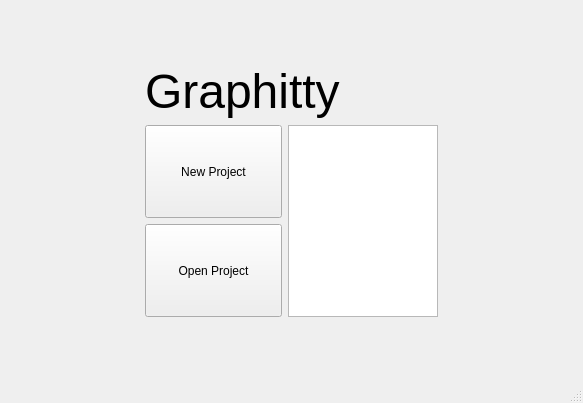
Old version of the form Graphitty/startview.ui in the repository ultradr3mer/Graphitty.
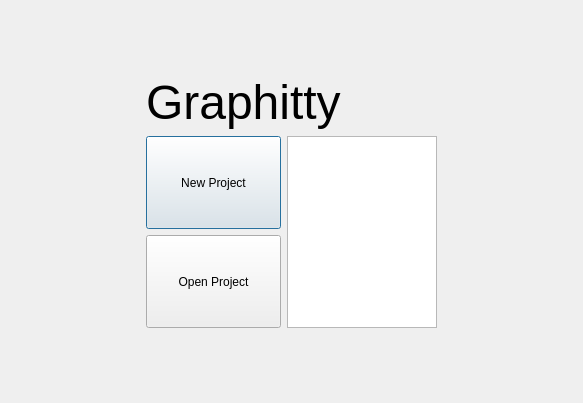
New version of the form.

The edit to the form file:
```diff
--- a/Graphitty/startview.ui
+++ b/Graphitty/startview.ui
@@ -1,7 +1,7 @@
 <?xml version="1.0" encoding="UTF-8"?>
 <ui version="4.0">
  <class>StartView</class>
- <widget class="QMainWindow" name="StartView">
+ <widget class="QDialog" name="StartView">
   <property name="geometry">
    <rect>
     <x>0</x>
@@ -13,63 +13,7 @@
   <property name="windowTitle">
    <string>StartView</string>
   </property>
-  <widget class="QWidget" name="centralwidget">
-   <layout class="QGridLayout" name="gridLayout">
-    <item row="3" column="1">
-     <widget class="QPushButton" name="openProject">
-      <property name="sizePolicy">
-       <sizepolicy hsizetype="Expanding" vsizetype="Expanding">
-        <horstretch>0</horstretch>
-        <verstretch>0</verstretch>
-       </sizepolicy>
-      </property>
-      <property name="maximumSize">
-       <size>
-        <width>150</width>
-        <height>16777215</height>
-       </size>
-      </property>
-      <property name="text">
-       <string>Open Project</string>
-      </property>
-     </widget>
-    </item>
-    <item row="2" column="2" rowspan="2">
-     <widget class="QListView" name="listView">
-      <property name="maximumSize">
-       <size>
-        <width>150</width>
-        <height>16777215</height>
-       </size>
-      </property>
-     </widget>
-    </item>
-    <item row="1" column="0">
-     <spacer name="horizontalSpacer_2">
-      <property name="orientation">
-       <enum>Qt::Horizontal</enum>
-      </property>
-      <property name="sizeHint" stdset="0">
-       <size>
-        <width>40</width>
-        <height>20</height>
-       </size>
-      </property>
-     </spacer>
-    </item>
-    <item row="0" column="1">
-     <spacer name="verticalSpacer">
-      <property name="orientation">
-       <enum>Qt::Vertical</enum>
-      </property>
-      <property name="sizeHint" stdset="0">
-       <size>
-        <width>20</width>
-        <height>40</height>
-       </size>
-      </property>
-     </spacer>
-    </item>
+  <layout class="QGridLayout" name="gridLayout_2">
     <item row="2" column="1">
      <widget class="QPushButton" name="newProject">
       <property name="sizePolicy">
@@ -89,6 +33,55 @@
       </property>
      </widget>
     </item>
+   <item row="2" column="2" rowspan="2">
+    <widget class="QListView" name="listView">
+     <property name="maximumSize">
+      <size>
+       <width>150</width>
+       <height>16777215</height>
+      </size>
+     </property>
+    </widget>
+   </item>
+   <item row="2" column="0">
+    <spacer name="horizontalSpacer_2">
+     <property name="orientation">
+      <enum>Qt::Horizontal</enum>
+     </property>
+     <property name="sizeHint" stdset="0">
+      <size>
+       <width>40</width>
+       <height>20</height>
+      </size>
+     </property>
+    </spacer>
+   </item>
+   <item row="2" column="3">
+    <spacer name="horizontalSpacer">
+     <property name="orientation">
+      <enum>Qt::Horizontal</enum>
+     </property>
+     <property name="sizeHint" stdset="0">
+      <size>
+       <width>40</width>
+       <height>20</height>
+      </size>
+     </property>
+    </spacer>
+   </item>
+   <item row="4" column="1">
+    <spacer name="verticalSpacer_2">
+     <property name="orientation">
+      <enum>Qt::Vertical</enum>
+     </property>
+     <property name="sizeHint" stdset="0">
+      <size>
+       <width>20</width>
+       <height>40</height>
+      </size>
+     </property>
+    </spacer>
+   </item>
     <item row="1" column="1" colspan="2">
      <widget class="QLabel" name="label">
       <property name="font">
@@ -104,21 +97,8 @@
       </property>
      </widget>
     </item>
-    <item row="1" column="3">
-     <spacer name="horizontalSpacer">
-      <property name="orientation">
-       <enum>Qt::Horizontal</enum>
-      </property>
-      <property name="sizeHint" stdset="0">
-       <size>
-        <width>40</width>
-        <height>20</height>
-       </size>
-      </property>
-     </spacer>
-    </item>
-    <item row="4" column="1">
-     <spacer name="verticalSpacer_2">
+   <item row="0" column="1">
+    <spacer name="verticalSpacer">
       <property name="orientation">
        <enum>Qt::Vertical</enum>
       </property>
@@ -130,19 +110,26 @@
       </property>
      </spacer>
     </item>
-   </layout>
-  </widget>
-  <widget class="QMenuBar" name="menubar">
-   <property name="geometry">
-    <rect>
-     <x>0</x>
-     <y>0</y>
-     <width>583</width>
-     <height>21</height>
-    </rect>
-   </property>
-  </widget>
-  <widget class="QStatusBar" name="statusbar"/>
+   <item row="3" column="1">
+    <widget class="QPushButton" name="openProject">
+     <property name="sizePolicy">
+      <sizepolicy hsizetype="Expanding" vsizetype="Expanding">
+       <horstretch>0</horstretch>
+       <verstretch>0</verstretch>
+      </sizepolicy>
+     </property>
+     <property name="maximumSize">
+      <size>
+       <width>150</width>
+       <height>16777215</height>
+      </size>
+     </property>
+     <property name="text">
+      <string>Open Project</string>
+     </property>
+    </widget>
+   </item>
+  </layout>
  </widget>
  <resources/>
  <connections/>
```
Lines whose indentation alone changed are shown as unchanged.
